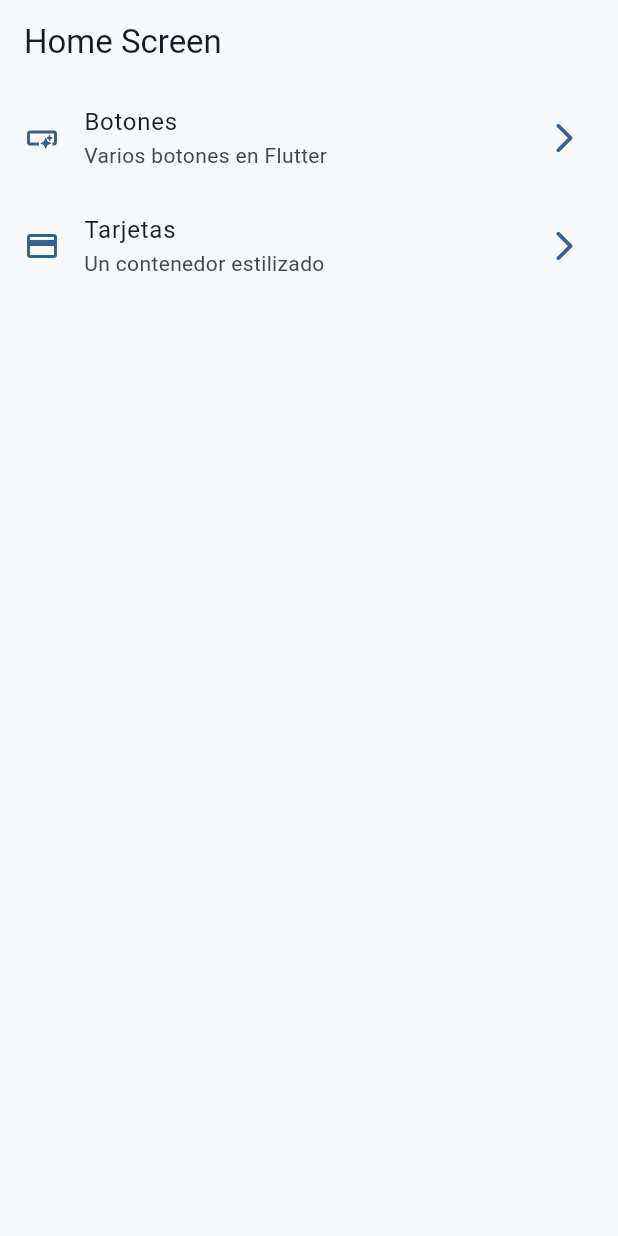
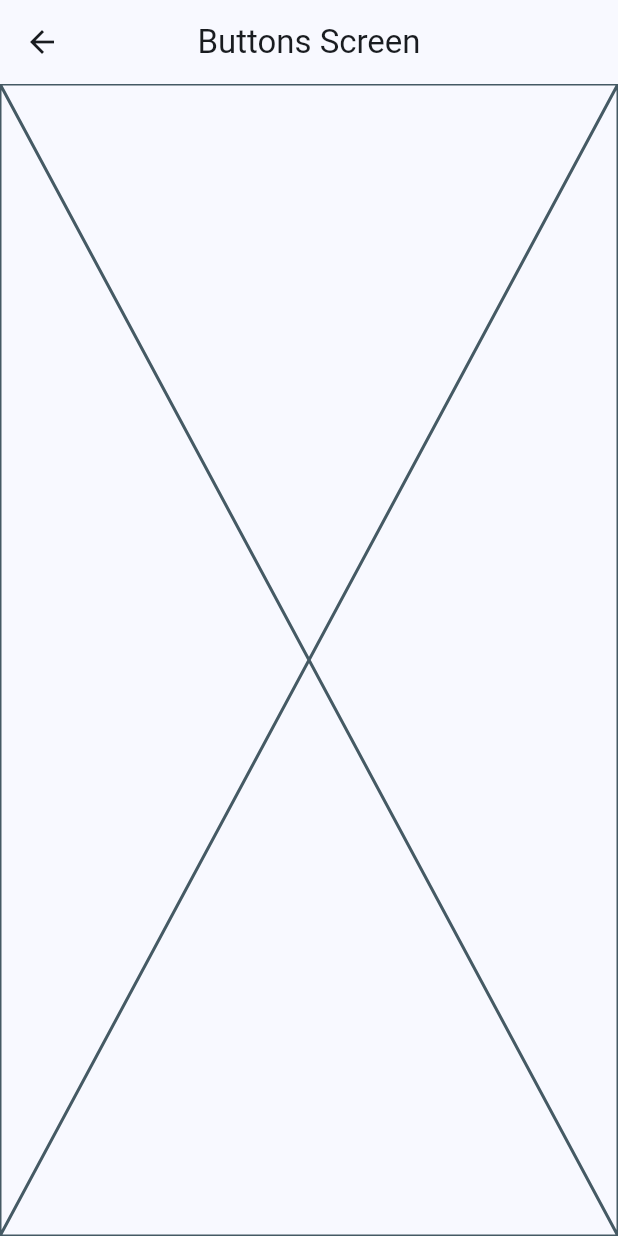
Before and after one commit to martynvalenz/flutter-widgets, a Flutter app: the screen it shows after launch, after a tap on "Botones", on a phone screen of 412 x 824 dp. Run offline on Flutter 3.47's test engine with Material 2 defaults, Android fonts, the phone set to English and light mode, and no system bars.

Commit message:
Rutas básicas

```diff
--- a/lib/config/menu/menu_items.dart
+++ b/lib/config/menu/menu_items.dart
@@ -24,7 +24,7 @@ const appMenuItems = <MenuItem>[
   MenuItem(
     title: 'Tarjetas',
     subTitle: 'Un contenedor estilizado',
-    link: '/card',
+    link: '/cards',
     icon: Icons.credit_card
   ),
 ];
--- a/lib/config/theme/app_theme.dart
+++ b/lib/config/theme/app_theme.dart
@@ -28,7 +28,7 @@ class AppTheme {
     useMaterial3: true,
     colorSchemeSeed: colorList[selectedColor],
     appBarTheme: const AppBarTheme(
-      centerTitle: false,
+      centerTitle: true,
 
     )
   );
--- a/lib/main.dart
+++ b/lib/main.dart
@@ -1,7 +1,9 @@
 import 'package:flutter/material.dart';
+import 'package:widgets_app/presentation/screens/cards/cards_screen.dart';
 import 'package:widgets_app/presentation/screens/home/home_screen.dart';
 
 import 'config/theme/app_theme.dart';
+import 'presentation/screens/buttons/buttons_screen.dart';
 
 void main() {
   runApp(const MainApp());
@@ -16,6 +18,10 @@ class MainApp extends StatelessWidget {
       debugShowCheckedModeBanner: false,
       theme:AppTheme(selectedColor:2).getTheme(),
       home: const HomeScreen(),
+      routes:{
+        '/buttons':(context) => const ButtonsScreen(),
+        '/cards':(context) => const CardsScreen(),
+      }
     );
   }
 }
--- /dev/null
+++ b/lib/presentation/screens/buttons/buttons_screen.dart
@@ -0,0 +1,15 @@
+import 'package:flutter/material.dart';
+
+class ButtonsScreen extends StatelessWidget {
+  const ButtonsScreen({super.key});
+
+  @override
+  Widget build(BuildContext context) {
+    return Scaffold(
+      appBar: AppBar(
+        title: const Text('Buttons Screen'),
+      ),
+      body: const Placeholder(),
+    );
+  }
+}
--- a/lib/presentation/screens/home/home_screen.dart
+++ b/lib/presentation/screens/home/home_screen.dart
@@ -1,5 +1,6 @@
 import 'package:flutter/material.dart';
 import 'package:widgets_app/config/menu/menu_items.dart';
+import 'package:widgets_app/presentation/screens/buttons/buttons_screen.dart';
 
 class HomeScreen extends StatelessWidget {
   const HomeScreen({super.key});
@@ -46,7 +47,14 @@ class _CustomLIstTile extends StatelessWidget {
       leading: Icon(menuItem.icon, color: colors.primary),
       trailing: Icon(Icons.arrow_forward_ios_rounded, color: colors.primary),
       onTap:(){
-        //TODO: navegate to other screen
+        // * Una forma de trabajar la navegación
+        // Navigator.of(context).push(
+        //   MaterialPageRoute(
+        //     builder: (context) => const ButtonsScreen()
+        //   ),
+        // );
+        // * Otra forma de trabajar la navegación
+        Navigator.pushNamed(context, menuItem.link);
       }
     );
   }
```
Also changed, not shown: lib/presentation/screens/cards/cards_screen.dart (added, +15 -0 lines).
